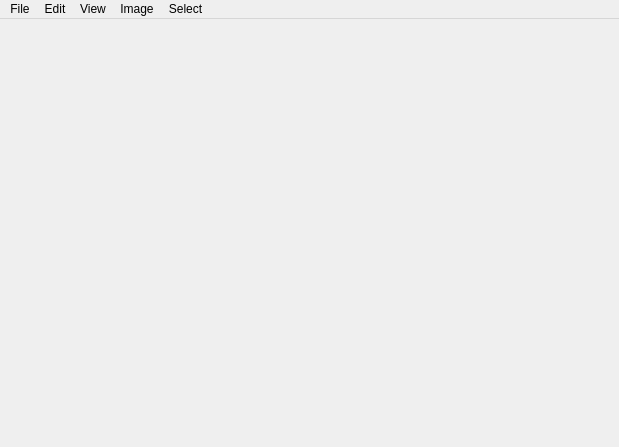
Old version of the form designer/DrawingWindowUI.ui in the repository skitzycat/beedraw.
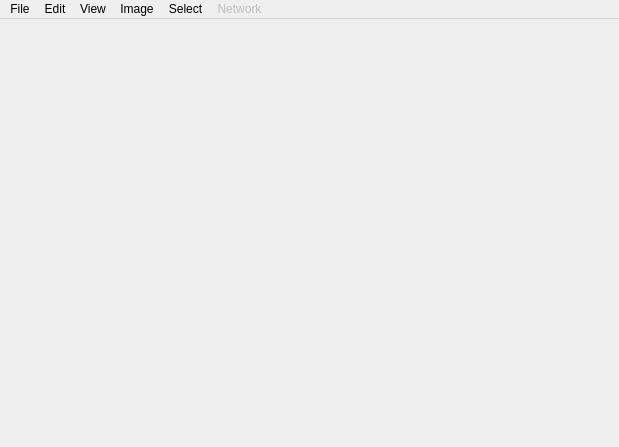
New version of the form.

Commit message: fixed layer opacity for new layer system, made layer preview show opacity, changed layer opacity control to be a slider

```diff
--- a/designer/DrawingWindowUI.ui
+++ b/designer/DrawingWindowUI.ui
@@ -47,7 +47,7 @@
      <x>0</x>
      <y>0</y>
      <width>619</width>
-     <height>38</height>
+     <height>35</height>
     </rect>
    </property>
    <widget class="QMenu" name="menuFile" >
@@ -100,12 +100,24 @@
      <string>Select</string>
     </property>
     <addaction name="action_Select_None" />
+    <addaction name="action_Select_Invert_Selection" />
+   </widget>
+   <widget class="QMenu" name="menuNetwork" >
+    <property name="enabled" >
+     <bool>false</bool>
+    </property>
+    <property name="title" >
+     <string>Network</string>
+    </property>
+    <addaction name="action_Network_Disconnect" />
+    <addaction name="action_Network_Resync" />
    </widget>
    <addaction name="menuFile" />
    <addaction name="menuEdit" />
    <addaction name="menuView" />
    <addaction name="menuImage" />
    <addaction name="menuSelect" />
+   <addaction name="menuNetwork" />
   </widget>
   <action name="action_File_Save_As" >
    <property name="text" >
```
Left out of the diff: 38 changed lines with no effect on the pictures. The commit also changes 5 other files.
